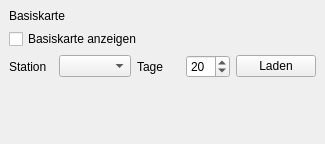
Before: the Qt Designer form pegel_online_displayer_dockwidget_base.ui in BeneLuWi/gis, drawn with Qt 5.
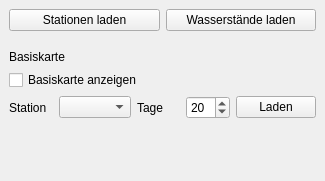
After: the same form once the commit is applied.

```diff
--- a/pegel_online_displayer_dockwidget_base.ui
+++ b/pegel_online_displayer_dockwidget_base.ui
@@ -7,7 +7,7 @@
     <x>0</x>
     <y>0</y>
     <width>325</width>
-    <height>144</height>
+    <height>181</height>
    </rect>
   </property>
   <property name="windowTitle">
@@ -93,7 +93,41 @@
      </layout>
     </item>
     <item row="2" column="0">
-     <layout class="QVBoxLayout" name="vlayout_layers"/>
+     <layout class="QVBoxLayout" name="vlayout_layers">
+      <property name="bottomMargin">
+       <number>13</number>
+      </property>
+      <item>
+       <layout class="QHBoxLayout" name="hLayout_layerbuttons">
+        <property name="bottomMargin">
+         <number>0</number>
+        </property>
+        <item>
+         <widget class="QPushButton" name="pbLoadStations">
+          <property name="text">
+           <string>Stationen laden</string>
+          </property>
+         </widget>
+        </item>
+        <item>
+         <widget class="QPushButton" name="pbLoadCurrentW">
+          <property name="text">
+           <string>Wasserstände laden</string>
+          </property>
+          <property name="autoDefault">
+           <bool>false</bool>
+          </property>
+          <property name="default">
+           <bool>false</bool>
+          </property>
+          <property name="flat">
+           <bool>false</bool>
+          </property>
+         </widget>
+        </item>
+       </layout>
+      </item>
+     </layout>
     </item>
     <item row="3" column="0">
      <layout class="QVBoxLayout" name="vlayout_map">
```
